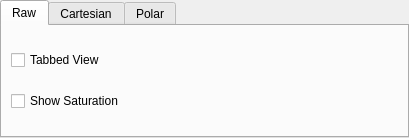
Above: hexrd/ui/resources/ui/image_mode_widget.ui from HEXRD/hexrdgui before the change. Below: the same form after it.
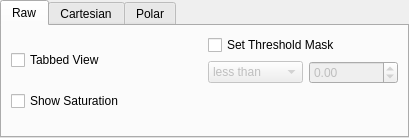
That is the form after the change.

Commit message:
Add option to mask by threshold
Allow the threshold to be set from the image tab widget when the view is in raw
mode.

```diff
--- a/hexrd/ui/resources/ui/image_mode_widget.ui
+++ b/hexrd/ui/resources/ui/image_mode_widget.ui
@@ -59,6 +59,8 @@
       <attribute name="title">
        <string>Raw</string>
       </attribute>
+      <layout class="QHBoxLayout" name="horizontalLayout_2">
+       <item>
       <layout class="QVBoxLayout" name="verticalLayout_3">
        <item>
         <widget class="QCheckBox" name="raw_tabbed_view">
@@ -73,6 +75,54 @@
           <string>Show Saturation</string>
          </property>
         </widget>
+         </item>
+        </layout>
+       </item>
+       <item>
+        <layout class="QFormLayout" name="formLayout">
+         <item row="0" column="0" colspan="2">
+          <widget class="QCheckBox" name="raw_threshold_mask">
+           <property name="text">
+            <string>Set Threshold Mask</string>
+           </property>
+          </widget>
+         </item>
+         <item row="1" column="0">
+          <widget class="QComboBox" name="raw_threshold_comparison">
+           <property name="enabled">
+            <bool>false</bool>
+           </property>
+           <item>
+            <property name="text">
+             <string>less than</string>
+            </property>
+           </item>
+           <item>
+            <property name="text">
+             <string>greater than</string>
+            </property>
+           </item>
+           <item>
+            <property name="text">
+             <string>eqaul to</string>
+            </property>
+           </item>
+          </widget>
+         </item>
+         <item row="1" column="1">
+          <widget class="QDoubleSpinBox" name="raw_threshold_value">
+           <property name="enabled">
+            <bool>false</bool>
+           </property>
+           <property name="minimum">
+            <double>-99999.000000000000000</double>
+           </property>
+           <property name="maximum">
+            <double>99999.000000000000000</double>
+           </property>
+          </widget>
+         </item>
+        </layout>
        </item>
       </layout>
      </widget>
```
Lines whose indentation alone changed are shown as unchanged.
